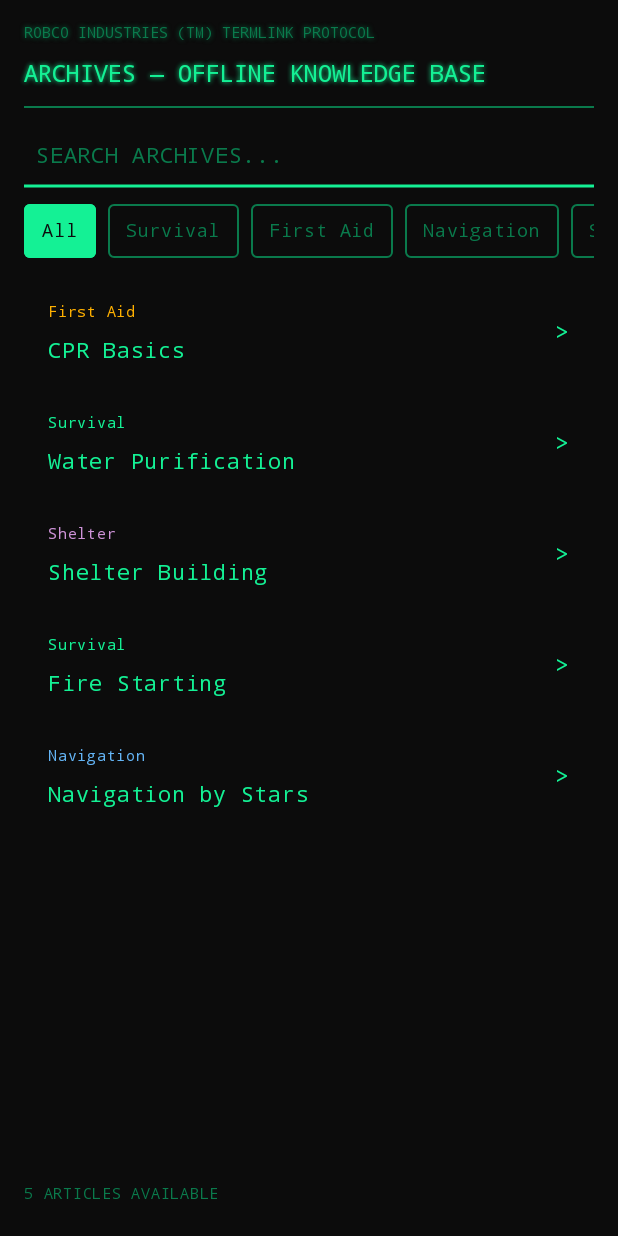
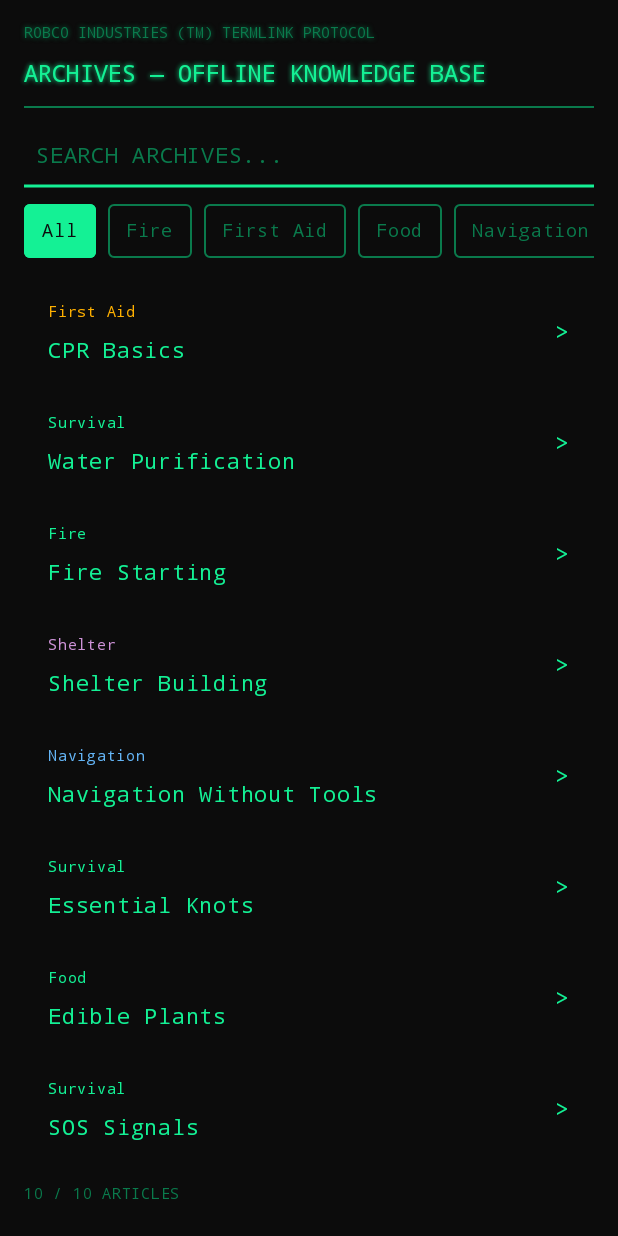
Before and after one commit to raulvidis/nomad-android, an Android app built with Jetpack Compose: the composable KnowledgeScreen shown on its own in the app's theme, on a phone screen of 412 x 824 dp. Run offline under Robolectric (Android 15) with nearby library versions, the phone set to English and light mode, and no system bars; our stand-ins replace Dagger/Hilt's generated code, Room's generated code.

Commit message:
feat: real knowledge search with bundled content, debounced search, category filtering
- KnowledgeViewModel: load bundled survival_content.json as articles, load ZIM archive articles
- KnowledgeViewModel: real search filtering (title, content, category), category filtering
- KnowledgeViewModel: debounced search (300ms), filteredArticles tracking
- KnowledgeScreen: show filtered results count, empty search state
- RepositoryModule: provide KiwixManager singleton
- Fallback to hardcoded articles if JSON parsing fails

```diff
--- a/app/src/main/java/com/nomad/android/di/RepositoryModule.kt
+++ b/app/src/main/java/com/nomad/android/di/RepositoryModule.kt
@@ -2,6 +2,8 @@ package com.nomad.android.di
 
 import android.content.Context
 import com.nomad.android.data.content.ContentPackManager
+import com.nomad.android.data.content.KiwixManager
+import com.nomad.android.data.content.KiwixManager
 import com.nomad.android.data.local.dao.ContentPackDao
 import com.nomad.android.data.repository.ChatRepository
 import com.nomad.android.data.repository.ContentPackRepository
@@ -26,6 +28,18 @@ object RepositoryModule {
         @ApplicationContext context: Context,
         contentPackDao: ContentPackDao
     ): ContentPackManager = ContentPackManager(context, contentPackDao)
+
+    @Provides
+    @Singleton
+    fun provideKiwixManager(
+        @ApplicationContext context: Context
+    ): KiwixManager = KiwixManager(context)
+
+    @Provides
+    @Singleton
+    fun provideKiwixManager(
+        @ApplicationContext context: Context
+    ): KiwixManager = KiwixManager(context)
 
     @Provides
     @Singleton
--- a/app/src/main/java/com/nomad/android/ui/knowledge/KnowledgeScreen.kt
+++ b/app/src/main/java/com/nomad/android/ui/knowledge/KnowledgeScreen.kt
@@ -20,11 +20,13 @@ import androidx.compose.foundation.shape.RoundedCornerShape
 import androidx.compose.foundation.horizontalScroll
 import androidx.compose.foundation.rememberScrollState as rememberHScrollState
 import androidx.compose.runtime.Composable
+import androidx.compose.runtime.LaunchedEffect
 import androidx.compose.runtime.getValue
 import androidx.compose.runtime.mutableStateOf
 import androidx.compose.runtime.remember
 import androidx.compose.runtime.setValue
 import androidx.compose.ui.Alignment
+import kotlinx.coroutines.delay
 import androidx.compose.ui.Modifier
 import androidx.compose.ui.graphics.Color
 import androidx.compose.ui.text.TextStyle
@@ -54,6 +56,18 @@ fun KnowledgeScreen(
         uiState.isLoading -> PipBoyLoadingScreen("INDEXING ARCHIVES...")
         uiState.error != null -> PipBoyErrorScreen(message = uiState.error ?: "Unknown error", onRetry = { viewModel.loadArticles() })
         uiState.data.articles.isEmpty() -> PipBoyEmptyScreen(
+            message = "No articles available. Download content packs in Settings."
+        )
+        uiState.data.filteredArticles.isEmpty() && uiState.data.searchQuery.isNotBlank() -> PipBoyEmptyScreen(
+            message = "No articles match '${uiState.data.searchQuery}'"
+        )
+        uiState.data.filteredArticles.isEmpty() -> PipBoyEmptyScreen(
+            message = "No articles available. Download content packs in Settings."
+        )
+        uiState.data.filteredArticles.isEmpty() && uiState.data.searchQuery.isNotBlank() -> PipBoyEmptyScreen(
+            message = "No articles match '${uiState.data.searchQuery}'"
+        )
+        uiState.data.filteredArticles.isEmpty() -> PipBoyEmptyScreen(
             message = "No articles in this category. Download content packs in Settings."
         )
         else -> KnowledgeContent(
@@ -73,6 +87,16 @@ private fun KnowledgeContent(
     onToggleFavorite: (String) -> Unit
 ) {
     var searchText by remember { mutableStateOf("") }
+
+    LaunchedEffect(searchText) {
+        delay(300)
+        onSearch(searchText)
+    }
+
+    LaunchedEffect(searchText) {
+        delay(300)
+        onSearch(searchText)
+    }
 
     val categoryColor = mapOf(
         "Survival" to PipBoyGreen,
@@ -149,7 +173,7 @@ private fun KnowledgeContent(
             modifier = Modifier.weight(1f),
             verticalArrangement = Arrangement.spacedBy(0.dp),
         ) {
-            items(data.articles, key = { it.id }) { article ->
+            items(data.filteredArticles, key = { it.id }) { article ->
                 Row(
                     modifier = Modifier
                         .fillMaxWidth()
@@ -195,7 +219,7 @@ private fun KnowledgeContent(
         }
 
         Text(
-            text = "${data.articles.size} ARTICLES AVAILABLE",
+            text = "${data.filteredArticles.size} / ${data.articles.size} ARTICLES",
             color = PipBoyGreenDim,
             fontFamily = FontFamily.Monospace,
             fontSize = 10.sp,
--- a/app/src/main/java/com/nomad/android/ui/knowledge/KnowledgeViewModel.kt
+++ b/app/src/main/java/com/nomad/android/ui/knowledge/KnowledgeViewModel.kt
@@ -1,11 +1,14 @@
 package com.nomad.android.ui.knowledge
 
+import android.content.Context
 import androidx.lifecycle.ViewModel
 import androidx.lifecycle.viewModelScope
 import com.nomad.android.data.Result
+import com.nomad.android.data.content.KiwixManager
 import com.nomad.android.data.local.entity.SearchHistoryEntity
 import com.nomad.android.data.repository.SearchRepository
 import dagger.hilt.android.lifecycle.HiltViewModel
+import dagger.hilt.android.qualifiers.ApplicationContext
 import kotlinx.coroutines.flow.MutableStateFlow
 import kotlinx.coroutines.flow.StateFlow
 import kotlinx.coroutines.flow.asStateFlow
@@ -23,7 +26,8 @@ data class Article(
 
 data class KnowledgeData(
     val articles: List<Article> = emptyList(),
-    val categories: List<String> = listOf("All", "Survival", "First Aid", "Navigation", "Shelter"),
+    val filteredArticles: List<Article> = emptyList(),
+    val categories: List<String> = listOf("All", "Survival", "First Aid", "Navigation", "Shelter", "Fire", "Food"),
     val selectedCategory: String = "All",
     val searchQuery: String = ""
 )
@@ -36,7 +40,9 @@ data class KnowledgeUiState(
 
 @HiltViewModel
 class KnowledgeViewModel @Inject constructor(
-    private val searchRepository: SearchRepository
+    @ApplicationContext private val context: Context,
+    private val searchRepository: SearchRepository,
+    private val kiwixManager: KiwixManager
 ) : ViewModel() {
 
     private val _uiState = MutableStateFlow(KnowledgeUiState(isLoading = true))
@@ -46,53 +52,143 @@ class KnowledgeViewModel @Inject constructor(
         loadArticles()
     }
 
-    fun loadArticles() {
+    private fun loadArticles() {
         _uiState.update { it.copy(isLoading = true, error = null) }
 
         viewModelScope.launch {
-            // Load from bundled content and database
-            val mockArticles = listOf(
-                Article("1", "CPR Basics", "First Aid", "How to perform CPR in emergency situations..."),
-                Article("2", "Water Purification", "Survival", "Methods for purifying water in the wild..."),
-                Article("3", "Shelter Building", "Shelter", "Emergency shelter construction techniques..."),
-                Article("4", "Fire Starting", "Survival", "Various methods for starting a fire without matches..."),
-                Article("5", "Navigation by Stars", "Navigation", "Using celestial bodies for navigation...")
-            )
+            val bundledArticles = loadBundledContent()
+            val zimArticles = loadZimArticles()
+            val allArticles = bundledArticles + zimArticles
+
+            val categories = listOf("All") + allArticles.map { it.category }.distinct().sorted()
 
             _uiState.update {
                 it.copy(
                     isLoading = false,
-                    data = it.data.copy(articles = mockArticles)
+                    data = KnowledgeData(
+                        articles = allArticles,
+                        filteredArticles = allArticles,
+                        categories = categories
+                    )
                 )
             }
         }
     }
 
+    private fun loadBundledContent(): List<Article> {
+        return try {
+            val json = context.resources.openRawResource(
+                context.resources.getIdentifier("survival_content", "raw", context.packageName)
+            ).bufferedReader().use { it.readText() }
+
+            val parser = org.json.JSONObject(json)
+            val articlesArray = parser.getJSONArray("articles")
+            val articles = mutableListOf<Article>()
+
+            for (i in 0 until articlesArray.length()) {
+                val obj = articlesArray.getJSONObject(i)
+                articles.add(
+                    Article(
+                        id = "bundled_$i",
+                        title = obj.optString("title", "Unknown"),
+                        category = obj.optString("category", "Survival"),
+                        content = obj.optString("content", ""),
+                        isFavorite = false
+                    )
+                )
+            }
+            articles
+        } catch (e: Exception) {
+            // Fallback to hardcoded content if JSON fails
+            getFallbackArticles()
+        }
+    }
+
+    private suspend fun loadZimArticles(): List<Article> {
+        return try {
+            val archives = kiwixManager.getLoadedArchives()
+            val articles = mutableListOf<Article>()
+
+            for (archive in archives) {
+                kiwixManager.searchArticles("", archive).collect { results ->
+                    results.forEachIndexed { index, result ->
+                        articles.add(
+                            Article(
+                                id = "zim_${archive}_$index",
+                                title = result.title,
+                                category = "ZIM Archive",
+                                content = result.snippet,
+                                isFavorite = false
+                            )
+                        )
+                    }
+                }
+            }
+            articles
+        } catch (e: Exception) {
+            emptyList()
+        }
+    }
+
+    private fun getFallbackArticles(): List<Article> = listOf(
+        Article("fb_1", "CPR Basics", "First Aid", "To perform CPR: 1) Check responsiveness. 2) Call emergency services. 3) Push hard and fast in the center of the chest at 100-120 compressions per minute. 4) Give rescue breaths if trained. 5) Continue until help arrives."),
+        Article("fb_2", "Water Purification", "Survival", "To purify water: 1) Boil for at least 1 minute (3 minutes above 6,500 ft). 2) Use water purification tablets. 3) Filter through a clean cloth, then boil. 4) Solar disinfection: fill clear bottle and leave in direct sunlight for 6 hours."),
+        Article("fb_3", "Fire Starting", "Fire", "To start a fire: 1) Gather tinder, kindling, and fuel. 2) Create a fire lay (teepee or log cabin). 3) Use matches, lighter, or friction method. 4) Shield from wind. 5) Never leave unattended. 6) Fully extinguish before leaving."),
+        Article("fb_4", "Shelter Building", "Shelter", "Emergency shelter: 1) Find natural windbreaks. 2) Use branches and leaves for insulation. 3) Build a lean-to or debris hut. 4) Insulate the ground. 5) Keep shelter small to retain body heat. 6) Ensure ventilation if using fire nearby."),
+        Article("fb_5", "Navigation Without Tools", "Navigation", "Navigation without tools: 1) Sun rises in east, sets in west. 2) North Star (Polaris) indicates north. 3) Moss grows thicker on north side of trees (northern hemisphere). 4) Follow waterways downstream to civilization. 5) Note landmarks."),
+        Article("fb_6", "Essential Knots", "Survival", "Essential knots: 1) Bowline - secure loop that won't slip. 2) Clove hitch - quick attachment to posts. 3) Square knot - joining two ropes. 4) Taut-line hitch - adjustable tension. 5) Figure-eight - stopper knot."),
+        Article("fb_7", "Edible Plants", "Food", "Edible plant identification: 1) Only eat plants you can positively identify. 2) Universal Edibility Test: test one part at a time. 3) Safe bets: dandelion, clover, cattail, pine needles (tea). 4) Avoid: milky sap, umbrella-shaped flowers, almond scent."),
+        Article("fb_8", "SOS Signals", "Survival", "SOS signals: 1) Three of anything (fires, whistle blasts, flashes). 2) Ground-to-air signals: use contrasting materials, minimum 10ft tall. 3) Mirror signaling: flash toward aircraft. 4) Smoke: white smoke for daylight, bright fires at night."),
+        Article("fb_9", "First Aid Basics", "First Aid", "First aid basics: 1) Stop bleeding first. 2) Treat for shock (lay down, elevate legs, keep warm). 3) Splint fractures with rigid materials. 4) Burns: cool with water, cover with clean dressing. 5) Never give food/water to unconscious person."),
+        Article("fb_10", "Severe Bleeding", "First Aid", "For severe bleeding: 1) Apply direct pressure with a clean cloth. 2) Elevate the wound above the heart if possible. 3) Apply a pressure bandage. 4) Do not remove soaked cloths - add more on top. 5) Seek medical help immediately.")
+    )
+
     fun search(query: String) {
         _uiState.update { it.copy(data = it.data.copy(searchQuery = query)) }
 
         viewModelScope.launch {
-            searchRepository.insertHistoryEntry(
-                SearchHistoryEntity(query = query, source = "knowledge", timestamp = System.currentTimeMillis())
-            )
+            if (query.isNotBlank()) {
+                searchRepository.insertHistoryEntry(
+                    SearchHistoryEntity(query = query, source = "knowledge", timestamp = System.currentTimeMillis())
+                )
+            }
 
-            val filtered = _uiState.value.data.articles.filter { article ->
-                article.title.contains(query, ignoreCase = true) ||
-                article.content.contains(query, ignoreCase = true)
-            }
-            _uiState.update { it.copy(data = it.data.copy(articles = filtered)) }
+            applyFilters()
         }
     }
 
     fun selectCategory(category: String) {
         _uiState.update { it.copy(data = it.data.copy(selectedCategory = category)) }
-        loadArticles()
+        applyFilters()
+    }
+
+    private fun applyFilters() {
+        val state = _uiState.value.data
+        var filtered = state.articles
+
+        if (state.selectedCategory != "All") {
+            filtered = filtered.filter { it.category == state.selectedCategory }
+        }
+
+        if (state.searchQuery.isNotBlank()) {
+            val query = state.searchQuery.lowercase()
+            filtered = filtered.filter { article ->
+                article.title.lowercase().contains(query) ||
+                article.content.lowercase().contains(query) ||
+                article.category.lowercase().contains(query)
+            }
+        }
+
+        _uiState.update { it.copy(data = state.copy(filteredArticles = filtered)) }
     }
 
     fun toggleFavorite(articleId: String) {
         val updated = _uiState.value.data.articles.map { article ->
             if (article.id == articleId) article.copy(isFavorite = !article.isFavorite) else article
         }
-        _uiState.update { it.copy(data = it.data.copy(articles = updated)) }
+        _uiState.update {
+            it.copy(data = it.data.copy(articles = updated))
+        }
+        applyFilters()
     }
 }
```
